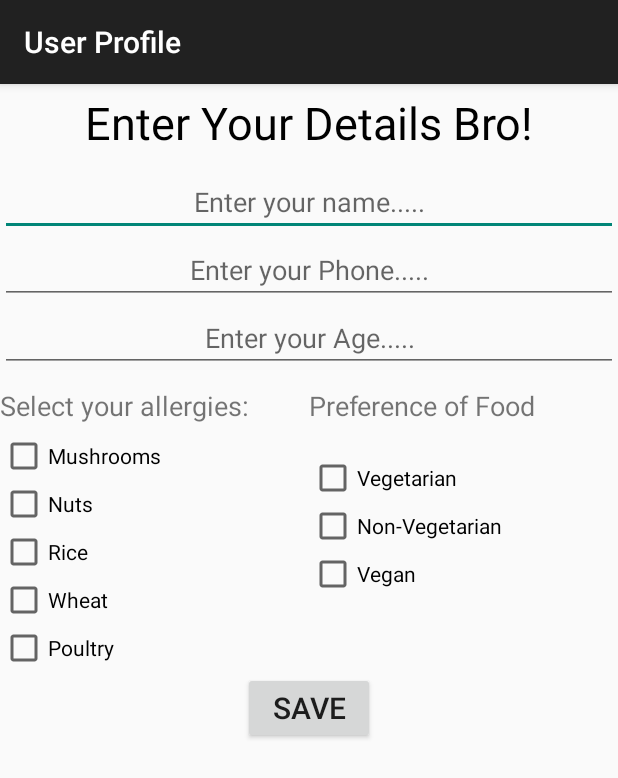
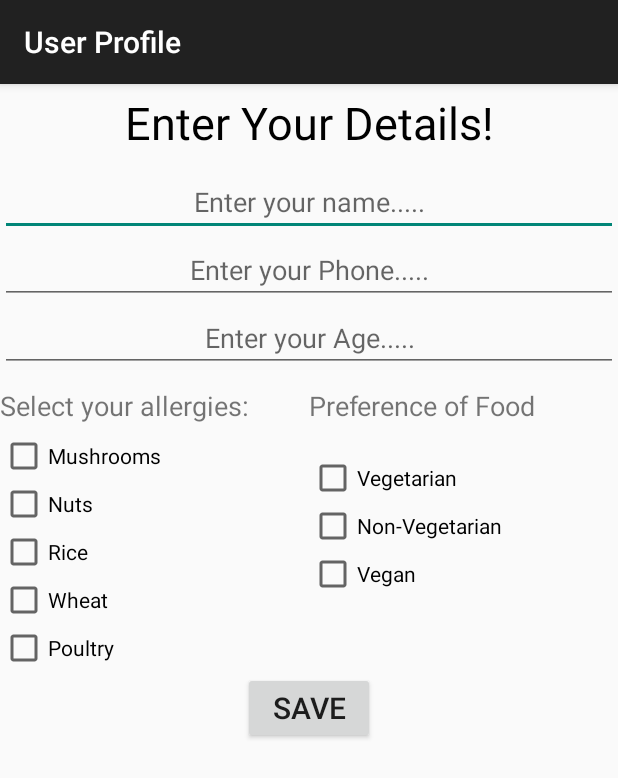
Before and after one commit to UpNex/MobileApp, an Android app: the UserActivity screen opened directly, with no data from a screen before it, on a phone screen of 412 x 824 dp. Shown: the top 778 px of the screen. Run offline under Robolectric (Android 15) with nearby library versions, the phone set to English and light mode, and no system bars.

Commit message:
updated text on user form

```diff
--- a/app/src/main/res/layout/activity_product_details.xml
+++ b/app/src/main/res/layout/activity_product_details.xml
@@ -247,6 +247,7 @@
         android:orientation="horizontal"
         android:layout_below="@id/product_details">
         <ImageButton
+            android:id="@+id/fitbit"
             android:layout_width="0dp"
             android:layout_height="40dp"
             android:layout_weight="1"
@@ -254,6 +255,7 @@
             android:layout_marginLeft="20dp"
             android:src="@drawable/fitbit"/>
         <ImageButton
+            android:id="@+id/add_to_cart"
             android:layout_width="0dp"
             android:layout_height="40dp"
             android:layout_weight="1"
--- a/app/src/main/res/layout/user_form.xml
+++ b/app/src/main/res/layout/user_form.xml
@@ -9,7 +9,7 @@
     <TextView
         android:layout_width="match_parent"
         android:layout_height="wrap_content"
-        android:text="Enter Your Details Bro!"
+        android:text="Enter Your Details!"
         android:gravity="center"
         android:textSize="30sp"
         android:textColor="#000000"
--- a/app/src/main/res/values/strings.xml
+++ b/app/src/main/res/values/strings.xml
@@ -40,4 +40,6 @@
     <string name="allergic_food">Allergic Food</string>
     <string name="serves">Serves</string>
     <string name="track_meal">Track your meal</string>
+    <string name="fitbit_coming_soon">fitbit coming soon</string>
+    <string name="add_to_cart_coming_soon">Add to cart is coming soon</string>
 </resources>
```
Also changed, not shown: app/src/main/java/com/hp/linkreadersdksample/ProductDetails.java (+18 -0 lines).
